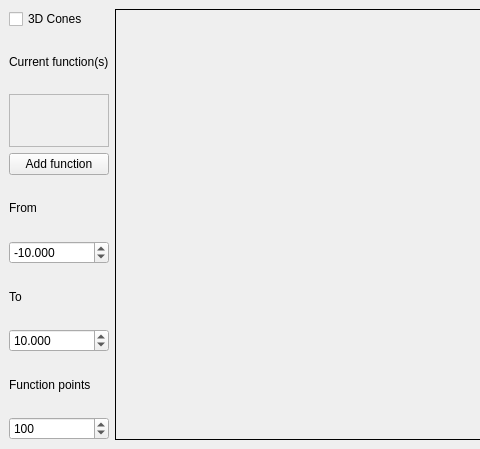
Old version of the form src/gui/res/mainwindow.ui in the repository Qweyke/pyside-graph-plotter; both pictures show x 0 to 480 and y 0 to 449 of the 918 by 449 pixel window.
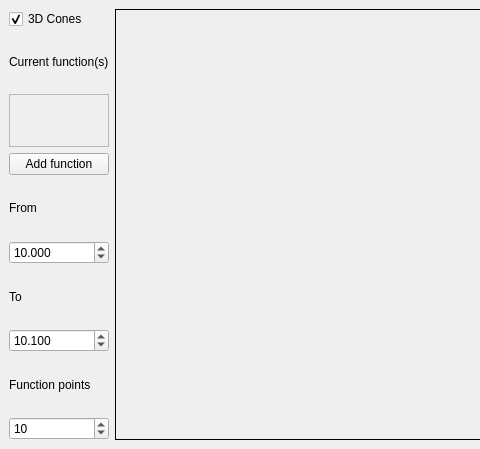
New version of the form. Icons and pictures are not drawn.

```diff
--- a/src/gui/res/mainwindow.ui
+++ b/src/gui/res/mainwindow.ui
@@ -41,7 +41,7 @@
          <string>3D Cones</string>
         </property>
         <property name="checked">
-         <bool>false</bool>
+         <bool>true</bool>
         </property>
        </widget>
       </item>
@@ -112,7 +112,7 @@
          <enum>QAbstractSpinBox::StepType::AdaptiveDecimalStepType</enum>
         </property>
         <property name="value">
-         <double>-10.000000000000000</double>
+         <double>10.000000000000000</double>
         </property>
        </widget>
       </item>
@@ -141,7 +141,7 @@
          <enum>QAbstractSpinBox::StepType::AdaptiveDecimalStepType</enum>
         </property>
         <property name="value">
-         <double>10.000000000000000</double>
+         <double>10.100000000000000</double>
         </property>
        </widget>
       </item>
@@ -161,7 +161,7 @@
          <number>10000</number>
         </property>
         <property name="value">
-         <number>100</number>
+         <number>10</number>
         </property>
        </widget>
       </item>
```
